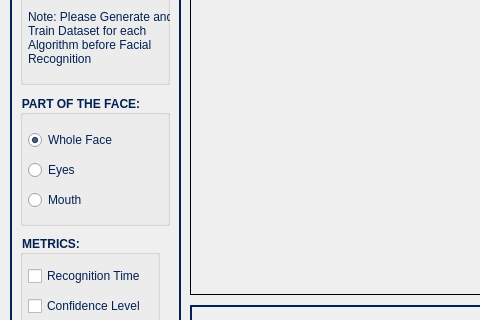
The window that mainwindow.ui (Elahnor/Enhanced-Eigenface-Algorithm) describes before a commit, drawn with Qt 5; both pictures show x 0 to 480 and y 275 to 595 of the 1071 by 680 pixel window.
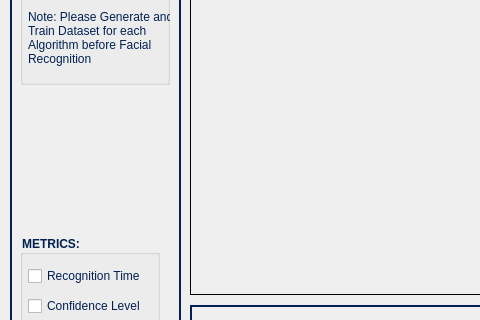
The same window after the commit. Icons and pictures are not drawn.

Commit message: Whole Face Only

Patch:
```diff
--- a/mainwindow.ui
+++ b/mainwindow.ui
@@ -163,99 +163,6 @@
             </property>
         </widget>
     </widget>
-    <widget class="QGroupBox" name="groupBox_3">
-     <property name="geometry">
-      <rect>
-       <x>10</x>
-       <y>360</y>
-       <width>150</width>
-       <height>131</height>
-      </rect>
-     </property>
-     <property name="title">
-      <string>PART OF THE FACE:</string>
-     </property>
-      <property name="styleSheet">
-        <string>
-        QGroupBox {
-            font-weight: bold;
-            color: #022052;
-        }
-        </string>
-      </property>
-     <widget class="QRadioButton" name="smile_rect_radio">
-      <property name="geometry">
-       <rect>
-        <x>8</x>
-        <y>90</y>
-        <width>130</width>
-        <height>30</height>
-       </rect>
-      </property>
-      <property name="text">
-       <string>Mouth</string>
-      </property>
-      <property name="styleSheet">
-          <string>
-            QRadioButton {
-              color: #022052;
-            }
-          </string>
-      </property>
-      <attribute name="buttonGroup">
-       <string notr="true">rect_radio_group</string>
-      </attribute>
-     </widget>
-     <widget class="QRadioButton" name="eye_rect_radio">
-      <property name="geometry">
-       <rect>
-        <x>8</x>
-        <y>60</y>
-        <width>130</width>
-        <height>30</height>
-       </rect>
-      </property>
-      <property name="text">
-       <string>Eyes</string>
-      </property>
-      <property name="styleSheet">
-          <string>
-            QRadioButton {
-              color: #022052;
-            }
-          </string>
-      </property>
-      <attribute name="buttonGroup">
-       <string notr="true">rect_radio_group</string>
-      </attribute>
-     </widget>
-     <widget class="QRadioButton" name="face_rect_radio">
-      <property name="geometry">
-       <rect>
-        <x>8</x>
-        <y>30</y>
-        <width>130</width>
-        <height>30</height>
-       </rect>
-      </property>
-      <property name="text">
-       <string>Whole Face</string>
-      </property>
-      <property name="styleSheet">
-          <string>
-            QRadioButton {
-              color: #022052;
-            }
-          </string>
-      </property>
-      <property name="checked">
-       <bool>true</bool>
-      </property>
-      <attribute name="buttonGroup">
-       <string notr="true">rect_radio_group</string>
-      </attribute>
-     </widget>
-    </widget>
     <widget class="QGroupBox" name="groupBox_2">
       <property name="geometry">
         <rect>
```
The commit also changes 5 other files.
